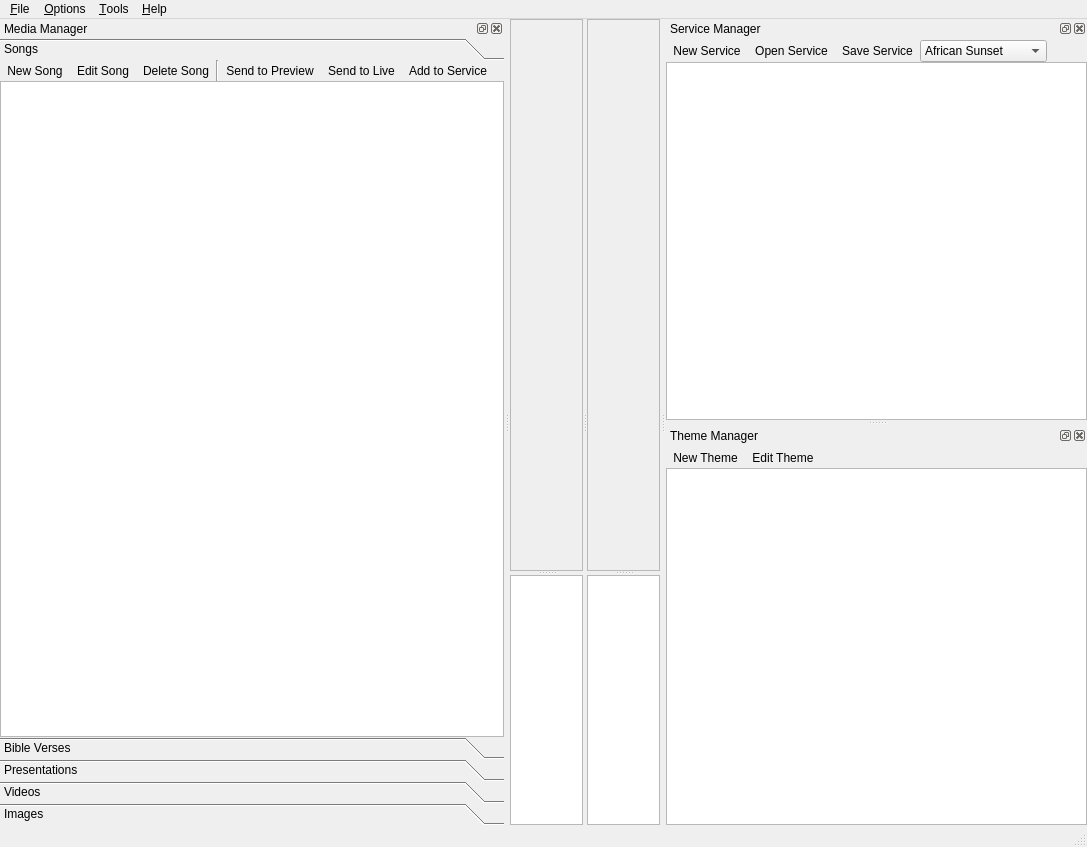
First picture: the form in openlp/resources/forms/mainwindow.ui, repository zonArt/openlp, before the edit.
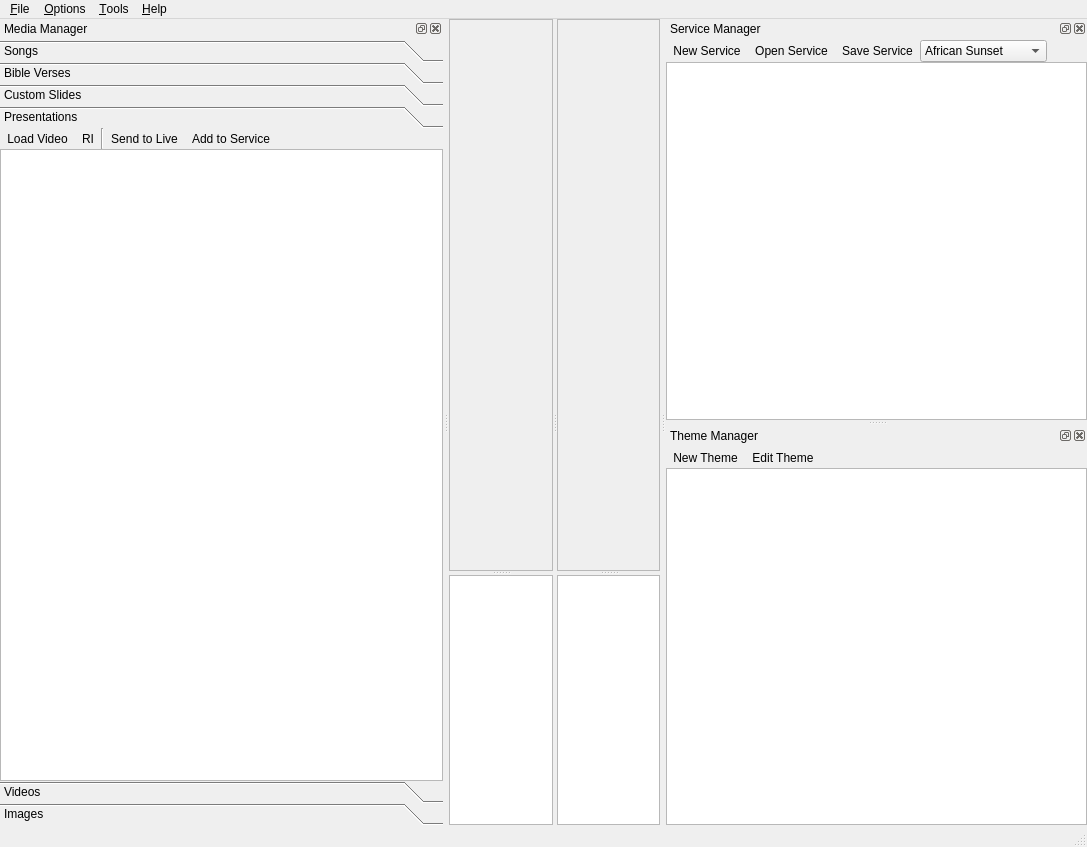
Second picture: the form after the edit. The open tabs and pages were chosen to show the change. Icons and pictures are not drawn.

Commit message: Finished the settings form, updated the main form.

The edit to the form file:
```diff
--- a/openlp/resources/forms/mainwindow.ui
+++ b/openlp/resources/forms/mainwindow.ui
@@ -59,8 +59,8 @@
              <rect>
               <x>0</x>
               <y>0</y>
-              <width>268</width>
-              <height>542</height>
+              <width>275</width>
+              <height>536</height>
              </rect>
             </property>
            </widget>
@@ -99,8 +99,8 @@
              <rect>
               <x>0</x>
               <y>0</y>
-              <width>268</width>
-              <height>542</height>
+              <width>275</width>
+              <height>536</height>
              </rect>
             </property>
            </widget>
@@ -255,7 +255,16 @@
      </sizepolicy>
     </property>
     <layout class="QHBoxLayout" name="MediaManagerLayout" >
-     <property name="margin" >
+     <property name="leftMargin" >
+      <number>0</number>
+     </property>
+     <property name="topMargin" >
+      <number>2</number>
+     </property>
+     <property name="rightMargin" >
+      <number>0</number>
+     </property>
+     <property name="bottomMargin" >
       <number>0</number>
      </property>
      <item>
@@ -271,8 +280,8 @@
          <rect>
           <x>0</x>
           <y>0</y>
-          <width>237</width>
-          <height>652</height>
+          <width>236</width>
+          <height>609</height>
          </rect>
         </property>
         <attribute name="label" >
@@ -290,8 +299,8 @@
           <number>0</number>
          </property>
          <item>
-          <widget class="QWidget" native="1" name="SongsToolbar" >
-           <layout class="QHBoxLayout" name="SongsToolbarLayout" >
+          <widget class="QWidget" native="1" name="SongToolbar" >
+           <layout class="QHBoxLayout" name="SongToolbarLayout" >
             <property name="spacing" >
              <number>0</number>
             </property>
@@ -574,13 +583,22 @@
          </item>
         </layout>
        </widget>
-       <widget class="QWidget" name="PresentationsPage" >
+       <widget class="QWidget" name="CustomSlidePage" >
+        <attribute name="label" >
+         <string>Custom Slides</string>
+        </attribute>
+        <attribute name="icon" >
+         <iconset resource="../images/openlp-2.qrc" >
+          <normaloff>:/media/media_custom.png</normaloff>:/media/media_custom.png</iconset>
+        </attribute>
+       </widget>
+       <widget class="QWidget" name="PresentationPage" >
         <property name="geometry" >
          <rect>
           <x>0</x>
           <y>0</y>
-          <width>237</width>
-          <height>652</height>
+          <width>236</width>
+          <height>609</height>
          </rect>
         </property>
         <attribute name="label" >
@@ -598,8 +616,8 @@
           <number>0</number>
          </property>
          <item>
-          <widget class="QWidget" native="1" name="PresentationsToolbar" >
-           <layout class="QHBoxLayout" name="PresentationsToolbarLayout" >
+          <widget class="QWidget" native="1" name="PresentationToolbar" >
+           <layout class="QHBoxLayout" name="PresentationToolbarLayout" >
             <property name="spacing" >
              <number>0</number>
             </property>
@@ -609,7 +627,7 @@
             <item>
              <widget class="QToolButton" name="PresentationPreviewItem" >
               <property name="text" >
-               <string>Send to Preview</string>
+               <string>Load Video</string>
               </property>
               <property name="icon" >
                <iconset resource="../images/openlp-2.qrc" >
@@ -626,6 +644,36 @@
               </property>
              </widget>
             </item>
+            <item>
+             <widget class="QToolButton" name="PresentationDeleteItem" >
+              <property name="toolTip" >
+               <string>Remove Video</string>
+              </property>
+              <property name="text" >
+               <string>RI</string>
+              </property>
+              <property name="icon" >
+               <iconset resource="../images/openlp-2.qrc" >
+                <normaloff>:/videos/video_delete.png</normaloff>:/videos/video_delete.png</iconset>
+              </property>
+              <property name="iconSize" >
+               <size>
+                <width>22</width>
+                <height>22</height>
+               </size>
+              </property>
+              <property name="autoRaise" >
+               <bool>true</bool>
+              </property>
+             </widget>
+            </item>
+            <item>
+             <widget class="Line" name="PresentationLine" >
+              <property name="orientation" >
+               <enum>Qt::Vertical</enum>
+              </property>
+             </widget>
+            </item>
             <item>
              <widget class="QToolButton" name="PresentationLiveItem" >
               <property name="text" >
```
Left out of the diff: 100 changed lines with no effect on the pictures. The commit also changes 3 other files.
